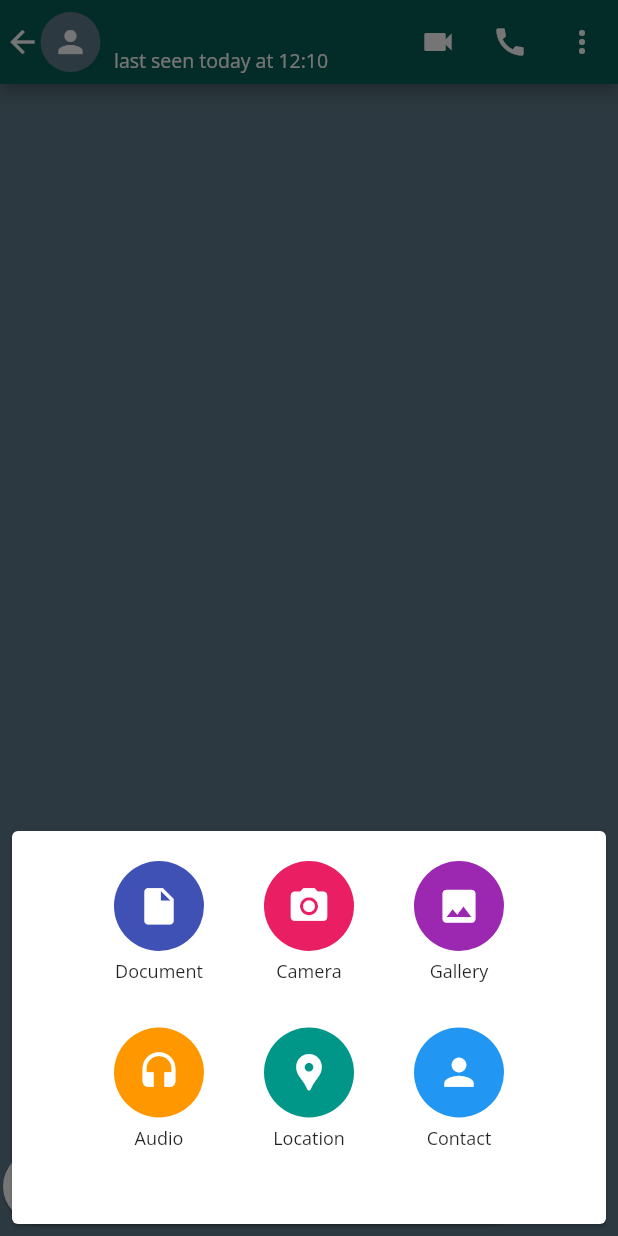
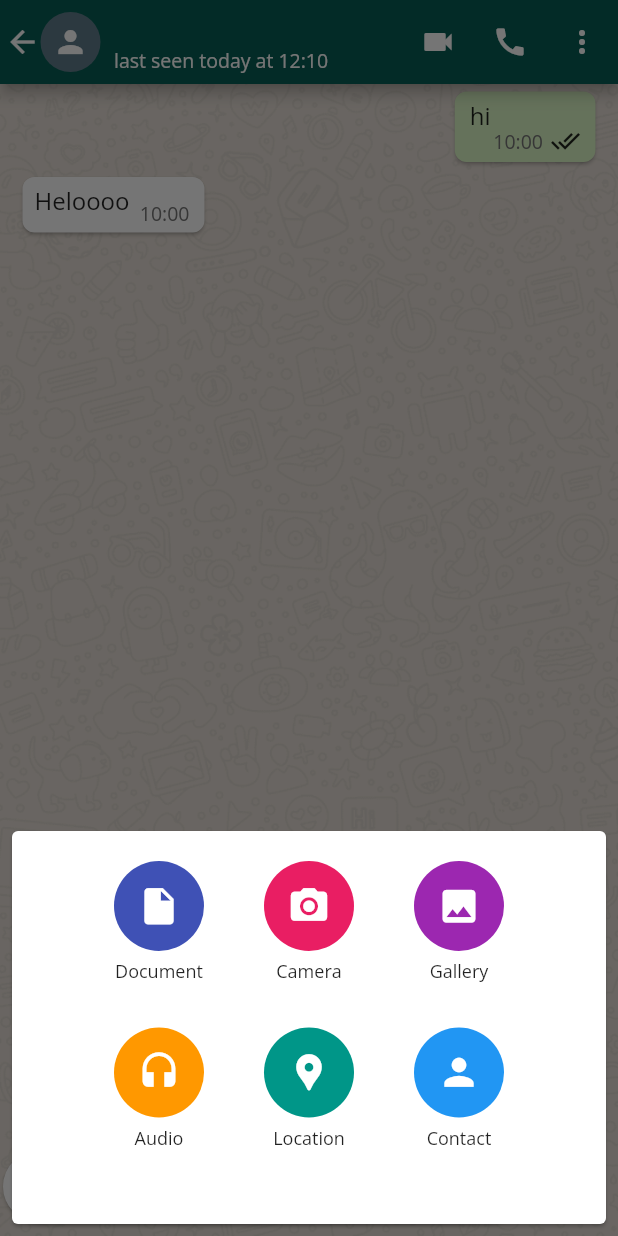
Before and after one commit to eldhopaulose/whatsapp_clone, a Flutter app: the IndividulaPage screen opened directly with empty values, item 2 of the bottom bar chosen, on a phone screen of 412 x 824 dp. Run offline on Flutter 3.47's test engine with Material 3 defaults, Android fonts, the phone set to English and light mode, and no system bars; our stand-ins replace camera, socket_io_client, video_player; network calls fail.

Commit message:
mic and send button action button completed

```diff
--- /dev/null
+++ b/lib/CustomUi/OwnMessage.dart
@@ -0,0 +1,65 @@
+import 'package:flutter/material.dart';
+
+class OwnMessageCard extends StatelessWidget {
+  final String message;
+  final String time;
+  const OwnMessageCard({super.key, required this.message, required this.time});
+
+  @override
+  Widget build(BuildContext context) {
+    return Align(
+      alignment: Alignment.centerRight,
+      child: ConstrainedBox(
+        constraints: BoxConstraints(
+          maxWidth: MediaQuery.of(context).size.width - 45,
+        ),
+        child: Card(
+          elevation: 1,
+          shape: RoundedRectangleBorder(borderRadius: BorderRadius.circular(8)),
+          color: Color(0xffdcf8c6),
+          margin: EdgeInsets.symmetric(horizontal: 15, vertical: 5),
+          child: Stack(
+            children: [
+              Padding(
+                padding: const EdgeInsets.only(
+                  left: 10,
+                  right: 70,
+                  top: 5,
+                  bottom: 20,
+                ),
+                child: Text(
+                  message,
+                  style: TextStyle(
+                    fontSize: 16,
+                  ),
+                ),
+              ),
+              Positioned(
+                bottom: 4,
+                right: 10,
+                child: Row(
+                  children: [
+                    Text(
+                      time,
+                      style: TextStyle(
+                        fontSize: 13,
+                        color: Colors.grey[600],
+                      ),
+                    ),
+                    SizedBox(
+                      width: 5,
+                    ),
+                    Icon(
+                      Icons.done_all,
+                      size: 20,
+                    ),
+                  ],
+                ),
+              ),
+            ],
+          ),
+        ),
+      ),
+    );
+  }
+}
--- /dev/null
+++ b/lib/CustomUi/ReplyCard.dart
@@ -0,0 +1,54 @@
+import 'package:flutter/material.dart';
+
+class ReplayCard extends StatelessWidget {
+  final String message;
+  final String time;
+  const ReplayCard({super.key, required this.message, required this.time});
+
+  @override
+  Widget build(BuildContext context) {
+    return Align(
+      alignment: Alignment.centerLeft,
+      child: ConstrainedBox(
+        constraints: BoxConstraints(
+          maxWidth: MediaQuery.of(context).size.width - 45,
+        ),
+        child: Card(
+          elevation: 1,
+          shape: RoundedRectangleBorder(borderRadius: BorderRadius.circular(8)),
+          // color: Color(0xffdcf8c6),
+          margin: EdgeInsets.symmetric(horizontal: 15, vertical: 5),
+          child: Stack(
+            children: [
+              Padding(
+                padding: const EdgeInsets.only(
+                  left: 8,
+                  right: 50,
+                  top: 5,
+                  bottom: 10,
+                ),
+                child: Text(
+                  message,
+                  style: TextStyle(
+                    fontSize: 16,
+                  ),
+                ),
+              ),
+              Positioned(
+                bottom: 4,
+                right: 10,
+                child: Text(
+                  time,
+                  style: TextStyle(
+                    fontSize: 13,
+                    color: Colors.grey[600],
+                  ),
+                ),
+              ),
+            ],
+          ),
+        ),
+      ),
+    );
+  }
+}
--- a/lib/Screens/IndivtualPage.dart
+++ b/lib/Screens/IndivtualPage.dart
@@ -1,6 +1,9 @@
 import 'package:emoji_picker_flutter/emoji_picker_flutter.dart';
 import 'package:flutter/material.dart';
+import 'package:whatsapp/CustomUi/OwnMessage.dart';
+import 'package:whatsapp/CustomUi/ReplyCard.dart';
 import 'package:whatsapp/model/ChatModel.dart';
+import 'package:socket_io_client/socket_io_client.dart' as Io;
 
 class IndividulaPage extends StatefulWidget {
   const IndividulaPage({super.key, required this.chatModel});
@@ -13,11 +16,16 @@ class IndividulaPage extends StatefulWidget {
 class _IndividulaPageState extends State<IndividulaPage> {
   bool show = false;
   FocusNode focusNode = FocusNode();
+  bool sendButton = false;
+
+  Io.Socket? socket;
+
   TextEditingController _controller = TextEditingController();
   @override
   void initState() {
     // TODO: implement initState
     super.initState();
+    connect();
     focusNode.addListener(() {
       if (focusNode.hasFocus) {
         show = false;
@@ -25,10 +33,30 @@ class _IndividulaPageState extends State<IndividulaPage> {
     });
   }
 
+  void connect() {
+    // MessageModel messageModel = MessageModel(sourceId: widget.sourceChat.id.toString(),targetId: );
+    socket = Io.io("http://192.168.0.104:5000", <String, dynamic>{
+      "transports": ["websocket"],
+      "autoConnect": false,
+    });
+    socket?.connect();
+    // socket?.emit("signin", widget.sourchat.id);
+    socket?.onConnect((data) => print("Connected"));
+    print(socket?.connected);
+  }
+
   @override
   Widget build(BuildContext context) {
-    return Scaffold(
-      backgroundColor: Colors.blueGrey,
+    return Stack(
+      children: [
+        Image.asset(
+          "images/background.png",
+          height: double.infinity,
+          width: double.infinity,
+          fit: BoxFit.cover,
+        ),
+        Scaffold(
+          backgroundColor: Colors.transparent,
           appBar: AppBar(
             leadingWidth: 70,
             titleSpacing: 0,
@@ -126,7 +154,15 @@ class _IndividulaPageState extends State<IndividulaPage> {
             child: PopScope(
               child: Stack(
                 children: [
-              ListView(),
+                  SizedBox(
+                    width: MediaQuery.of(context).size.height - 140,
+                    child: ListView(
+                      children: [
+                        OwnMessageCard(message: "hi", time: "10:00"),
+                        ReplayCard(message: "Heloooo", time: "10:00"),
+                      ],
+                    ),
+                  ),
                   Align(
                     alignment: Alignment.bottomCenter,
                     child: Column(
@@ -151,6 +187,17 @@ class _IndividulaPageState extends State<IndividulaPage> {
                                   keyboardType: TextInputType.multiline,
                                   maxLines: 5,
                                   minLines: 1,
+                                  onChanged: (value) {
+                                    if (value.length > 0) {
+                                      setState(() {
+                                        sendButton = true;
+                                      });
+                                    } else {
+                                      setState(() {
+                                        sendButton = false;
+                                      });
+                                    }
+                                  },
                                   decoration: InputDecoration(
                                     hintText: "Type a message",
                                     prefixIcon: IconButton(
@@ -169,9 +216,11 @@ class _IndividulaPageState extends State<IndividulaPage> {
                                         IconButton(
                                           onPressed: () {
                                             showModalBottomSheet(
-                                          backgroundColor: Colors.transparent,
+                                              backgroundColor:
+                                                  Colors.transparent,
                                               context: context,
-                                          builder: (builder) => bottomSheet(),
+                                              builder: (builder) =>
+                                                  bottomSheet(),
                                             );
                                           },
                                           icon: const Icon(Icons.attach_file),
@@ -198,8 +247,8 @@ class _IndividulaPageState extends State<IndividulaPage> {
                                 backgroundColor: const Color(0xFF075E54),
                                 radius: 25,
                                 child: IconButton(
-                              icon: const Icon(
-                                Icons.mic,
+                                  icon: Icon(
+                                    sendButton ? Icons.send : Icons.mic,
                                     color: Colors.white,
                                   ),
                                   onPressed: () {},
@@ -210,7 +259,8 @@ class _IndividulaPageState extends State<IndividulaPage> {
                         ),
                         show
                             ? SizedBox(
-                            height: MediaQuery.of(context).size.height - 500,
+                                height:
+                                    MediaQuery.of(context).size.height - 500,
                                 child: emojiSelect())
                             : Container()
                       ],
@@ -231,6 +281,8 @@ class _IndividulaPageState extends State<IndividulaPage> {
               },
             ),
           ),
+        ),
+      ],
     );
   }
 
--- a/lib/main.dart
+++ b/lib/main.dart
@@ -2,6 +2,7 @@ import 'package:camera/camera.dart';
 import 'package:flutter/material.dart';
 import 'package:whatsapp/Screens/CameraScreen.dart';
 import 'package:whatsapp/Screens/Homescreen.dart';
+import 'package:whatsapp/Screens/LoginSceen.dart';
 
 Future<void> main() async {
   WidgetsFlutterBinding.ensureInitialized();
@@ -25,7 +26,7 @@ class MyApp extends StatelessWidget {
         useMaterial3: false,
         fontFamily: "OpenSans",
       ),
-      home: const Homescreen(),
+      home: const LoginScreen(),
     );
   }
 }
--- a/pubspec.yaml
+++ b/pubspec.yaml
@@ -40,6 +40,7 @@ dependencies:
   path: ^1.8.3
   path_provider: ^2.1.2
   video_player: ^2.8.2
+  socket_io_client: ^2.0.3+1
 
 dev_dependencies:
   flutter_test:
@@ -63,8 +64,8 @@ flutter:
   uses-material-design: true
 
   # To add assets to your application, add an assets section, like this:
-  # assets:
-  #   - images/a_dot_burr.jpeg
+  assets:
+    - images/
   #   - images/a_dot_ham.jpeg
 
   # An image asset can refer to one or more resolution-specific "variants", see
```
Also changed, not shown: lib/Pages/Chatpage.dart (+11 -52 lines), lib/Screens/Homescreen.dart (+9 -3 lines), lib/Screens/LoginSceen.dart (added, +70 -0 lines), images/background.png (added), pubspec.lock, 1 other file. Lines whose indentation alone changed are shown as unchanged.
